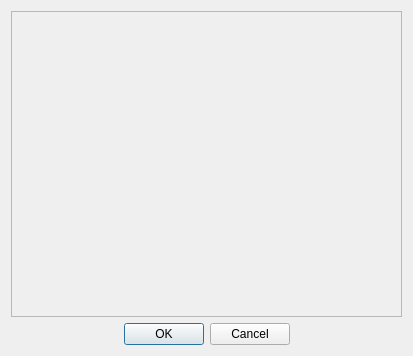
This is src/languageSelector.ui in Fantazzj/MS-office-installer-Qt as Qt 5 draws it before an edit. The edited form follows.
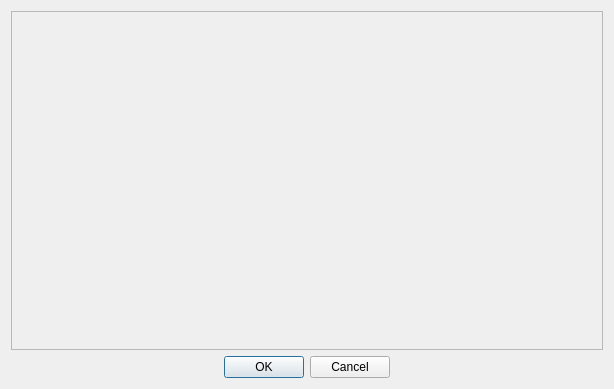
This is the edited form.

```diff
--- a/src/languageSelector.ui
+++ b/src/languageSelector.ui
@@ -9,8 +9,8 @@
    <rect>
     <x>0</x>
     <y>0</y>
-    <width>413</width>
-    <height>356</height>
+    <width>614</width>
+    <height>389</height>
    </rect>
   </property>
   <property name="windowTitle">
@@ -36,8 +36,8 @@
        <rect>
         <x>0</x>
         <y>0</y>
-        <width>393</width>
-        <height>306</height>
+        <width>594</width>
+        <height>339</height>
        </rect>
       </property>
      </widget>
```
